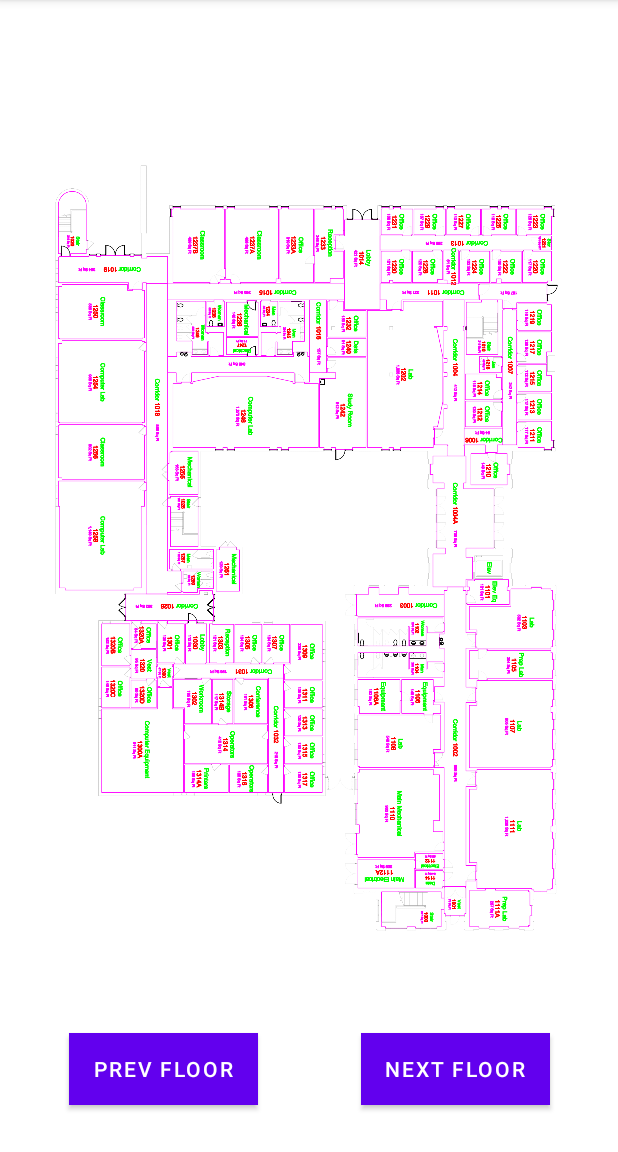
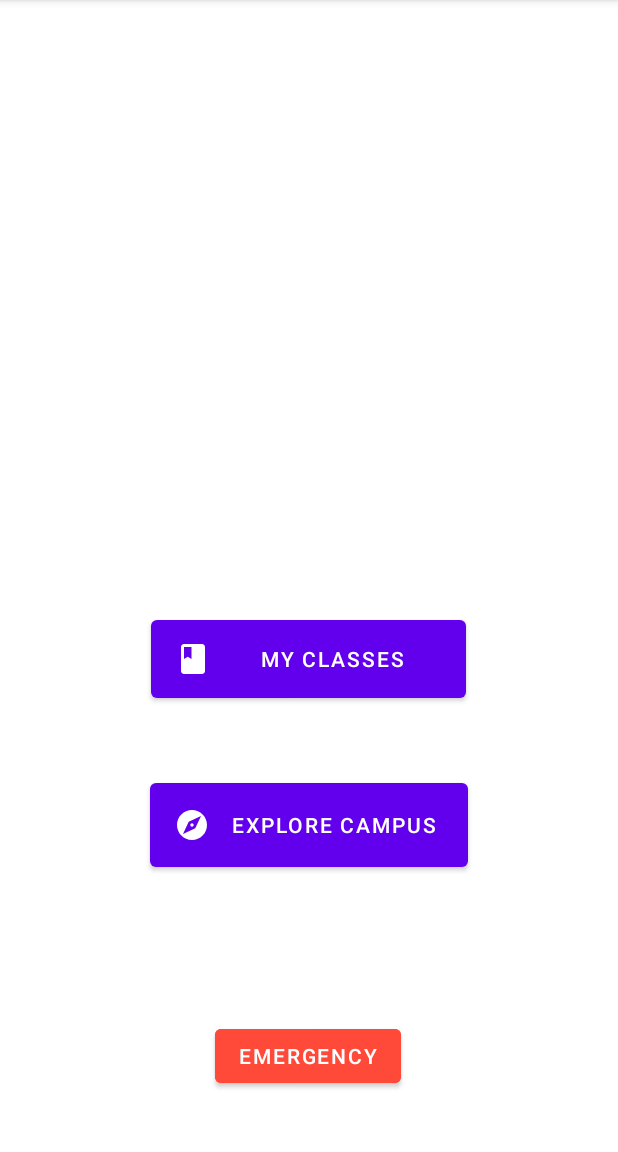
Before and after one commit to ETS-Android3/CampusWalker, an Android app: the screen it shows after launch (FloorPlans before the commit, loggedInNavigation after it), after a tap on "LOGIN", on a phone screen of 412 x 824 dp, the part 84-1236 px from its top. Run offline under Robolectric (Android 15) with nearby library versions, the phone set to English and light mode, and no system bars; our stand-ins replace Volley.

```diff
--- a/MyApplication/app/src/main/java/com/example/myapplication/MainActivity.java
+++ b/MyApplication/app/src/main/java/com/example/myapplication/MainActivity.java
@@ -25,7 +25,7 @@ public class MainActivity extends AppCompatActivity {
 
     // Called when the user taps the Send button
     public void sendMessage(View view) {
-        Intent intent = new Intent(this, FloorPlans.class);
+        Intent intent = new Intent(this, loggedInNavigation.class);
 //        EditText editText = (EditText) findViewById(R.id.editTextTextPersonName);
 //        String message = editText.getText().toString();
 //        intent.putExtra(EXTRA_MESSAGE, message);
--- /dev/null
+++ b/MyApplication/app/src/main/java/com/example/myapplication/loggedInNavigation.java
@@ -0,0 +1,39 @@
+package com.example.myapplication;
+
+import androidx.appcompat.app.AppCompatActivity;
+
+import android.content.Intent;
+import android.net.Uri;
+import android.os.Bundle;
+import android.util.Log;
+import android.view.View;
+import android.widget.SeekBar;
+
+public class loggedInNavigation extends AppCompatActivity {
+
+
+    @Override
+    protected void onCreate(Bundle savedInstanceState) {
+        super.onCreate(savedInstanceState);
+        setContentView(R.layout.activity_logged_in_navigation);
+
+    }
+
+    public void openUserClasses(View view){
+        Intent intent  = new Intent(this, DisplayMessageActivity.class);
+        startActivity(intent);
+    }
+
+    public void openCampusMap(View view){
+        Intent intent  = new Intent(this, FloorPlans.class);
+        startActivity(intent);
+    }
+
+
+    public void emergencyCall(View view) {
+        Intent callIntent = new Intent(Intent.ACTION_DIAL);
+        callIntent.setData(Uri.parse("tel:9105216235"));
+        startActivity(callIntent);
+    }
+
+}
--- a/MyApplication/app/src/main/res/drawable/ic_menu_classes_foreground.xml
+++ b/MyApplication/app/src/main/res/drawable/ic_menu_classes_foreground.xml
@@ -3,7 +3,7 @@
     android:height="24dp"
     android:viewportWidth="24.0"
     android:viewportHeight="24.0"
-    android:tint="#1883CB">
+    android:tint="#fff">
 
     <path
         android:fillColor="@android:color/white"
--- a/MyApplication/app/src/main/res/drawable/ic_menu_explore_foreground.xml
+++ b/MyApplication/app/src/main/res/drawable/ic_menu_explore_foreground.xml
@@ -3,7 +3,7 @@
     android:height="24dp"
     android:viewportWidth="24.0"
     android:viewportHeight="24.0"
-    android:tint="#1883CB">
+    android:tint="#fff">
 
     <path
         android:fillColor="@android:color/white"
--- a/MyApplication/app/src/main/res/layout/activity_floor_plans.xml
+++ b/MyApplication/app/src/main/res/layout/activity_floor_plans.xml
@@ -5,38 +5,6 @@
     android:layout_width="match_parent"
     android:layout_height="match_parent"
     tools:context=".MainActivity">
-
-    <Button
-        android:id="@+id/prevButton"
-        android:layout_width="126dp"
-        android:layout_height="wrap_content"
-        android:layout_marginEnd="45dp"
-        android:layout_marginBottom="31dp"
-        android:background="@color/black"
-        android:text="Prev Floor"
-        android:textColor="@color/white"
-        app:layout_constraintBottom_toBottomOf="parent"
-        app:layout_constraintEnd_toEndOf="parent"
-        app:layout_constraintHorizontal_bias="0.192"
-        app:layout_constraintStart_toStartOf="parent"
-        app:layout_constraintTop_toTopOf="parent"
-        app:layout_constraintVertical_bias="1.0" />
-
-    <Button
-        android:id="@+id/nextButton"
-        android:layout_width="126dp"
-        android:layout_height="wrap_content"
-        android:layout_marginEnd="45dp"
-        android:layout_marginBottom="31dp"
-        android:background="@color/black"
-        android:text="Next Floor"
-        android:textColor="@color/white"
-        app:layout_constraintBottom_toBottomOf="parent"
-        app:layout_constraintEnd_toEndOf="parent"
-        app:layout_constraintHorizontal_bias="1.0"
-        app:layout_constraintStart_toStartOf="parent"
-        app:layout_constraintTop_toTopOf="parent"
-        app:layout_constraintVertical_bias="1.0" />
 
     <ImageView
         android:id="@+id/floorImage"
@@ -46,4 +14,13 @@
         app:layout_constraintBottom_toBottomOf="parent"
         app:layout_constraintStart_toStartOf="parent"
         app:srcCompat="@drawable/oxendine_floor_one" />
+
+    <Spinner
+        android:id="@+id/spinner"
+        android:layout_width="167dp"
+        android:layout_height="55dp"
+        android:layout_marginStart="36dp"
+        android:layout_marginTop="628dp"
+        app:layout_constraintStart_toStartOf="parent"
+        app:layout_constraintTop_toTopOf="@+id/floorImage" />
 </androidx.constraintlayout.widget.ConstraintLayout>
--- /dev/null
+++ b/MyApplication/app/src/main/res/layout/activity_logged_in_navigation.xml
@@ -0,0 +1,50 @@
+<?xml version="1.0" encoding="utf-8"?>
+<androidx.constraintlayout.widget.ConstraintLayout xmlns:android="http://schemas.android.com/apk/res/android"
+    xmlns:app="http://schemas.android.com/apk/res-auto"
+    xmlns:tools="http://schemas.android.com/tools"
+    android:layout_width="match_parent"
+    android:layout_height="match_parent"
+    tools:context=".loggedInNavigation">
+
+    <Button
+        android:id="@+id/button2"
+        android:layout_width="wrap_content"
+        android:layout_height="wrap_content"
+        android:layout_marginBottom="40dp"
+        android:backgroundTint="@color/emergencyRed"
+        android:onClick="emergencyCall"
+        android:text="Emergency"
+        app:layout_constraintBottom_toBottomOf="parent"
+        app:layout_constraintEnd_toEndOf="parent"
+        app:layout_constraintHorizontal_bias="0.498"
+        app:layout_constraintStart_toStartOf="parent" />
+
+    <Button
+        android:id="@+id/button4"
+        android:layout_width="210dp"
+        android:layout_height="64dp"
+        android:layout_marginBottom="16dp"
+        android:drawableLeft="@drawable/ic_menu_classes_foreground"
+        android:onClick="openUserClasses"
+        android:text="My Classes"
+        app:layout_constraintBottom_toTopOf="@+id/button5"
+        app:layout_constraintEnd_toEndOf="parent"
+        app:layout_constraintHorizontal_bias="0.497"
+        app:layout_constraintStart_toStartOf="parent"
+        app:layout_constraintTop_toTopOf="parent"
+        app:layout_constraintVertical_bias="0.934" />
+
+    <Button
+        android:id="@+id/button5"
+        android:layout_width="212dp"
+        android:layout_height="68dp"
+        android:layout_marginBottom="96dp"
+        android:drawableLeft="@drawable/ic_menu_explore_foreground"
+        android:onClick="openCampusMap"
+        android:text="Explore Campus"
+        app:layout_constraintBottom_toTopOf="@+id/button2"
+        app:layout_constraintEnd_toEndOf="parent"
+        app:layout_constraintStart_toStartOf="parent" />
+
+
+</androidx.constraintlayout.widget.ConstraintLayout>
--- a/MyApplication/app/src/main/res/values/colors.xml
+++ b/MyApplication/app/src/main/res/values/colors.xml
@@ -7,4 +7,5 @@
     <color name="teal_700">#FF018786</color>
     <color name="black">#FF000000</color>
     <color name="white">#FFFFFFFF</color>
+    <color name="emergencyRed">#FF4939</color>
 </resources>
```
Also changed, not shown: MyApplication/app/src/main/AndroidManifest.xml (+6 -1 lines), MyApplication/app/src/main/java/com/example/myapplication/FloorPlans.java (+48 -19 lines), MyApplication/app/src/main/res/values/strings.xml (+7 -0 lines).
